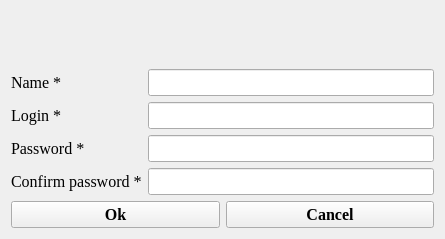
Above: client/registration_window.ui from 4aai/36.7 before the change. Below: the same form after it.
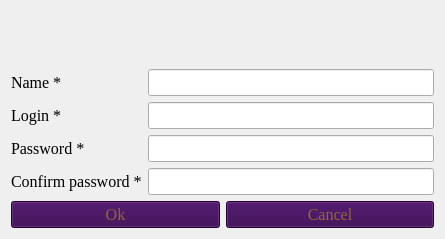
That is the form after the change.

```diff
--- a/client/registration_window.ui
+++ b/client/registration_window.ui
@@ -181,9 +181,13 @@
         <font>
          <family>Times New Roman</family>
          <pointsize>12</pointsize>
-         <bold>true</bold>
+         <bold>false</bold>
         </font>
        </property>
+       <property name="styleSheet">
+        <string notr="true">background-color: rgb(51, 0, 76);
+color: qconicalgradient(cx:0, cy:0, angle:135, stop:0 rgba(255, 255, 0, 69), stop:0.375 rgba(255, 255, 0, 69), stop:0.423533 rgba(251, 255, 0, 145), stop:0.45 rgba(247, 255, 0, 208), stop:0.477581 rgba(255, 244, 71, 130), stop:0.518717 rgba(255, 218, 71, 130), stop:0.55 rgba(255, 255, 0, 255), stop:0.57754 rgba(255, 203, 0, 130), stop:0.625 rgba(255, 255, 0, 69), stop:1 rgba(255, 255, 0, 69));</string>
+       </property>
        <property name="text">
         <string>Ok</string>
        </property>
@@ -195,9 +199,13 @@
         <font>
          <family>Times New Roman</family>
          <pointsize>12</pointsize>
-         <bold>true</bold>
+         <bold>false</bold>
         </font>
        </property>
+       <property name="styleSheet">
+        <string notr="true">background-color: rgb(51, 0, 76);
+color: qconicalgradient(cx:0, cy:0, angle:135, stop:0 rgba(255, 255, 0, 69), stop:0.375 rgba(255, 255, 0, 69), stop:0.423533 rgba(251, 255, 0, 145), stop:0.45 rgba(247, 255, 0, 208), stop:0.477581 rgba(255, 244, 71, 130), stop:0.518717 rgba(255, 218, 71, 130), stop:0.55 rgba(255, 255, 0, 255), stop:0.57754 rgba(255, 203, 0, 130), stop:0.625 rgba(255, 255, 0, 69), stop:1 rgba(255, 255, 0, 69));</string>
+       </property>
        <property name="text">
         <string>Cancel</string>
        </property>
```
